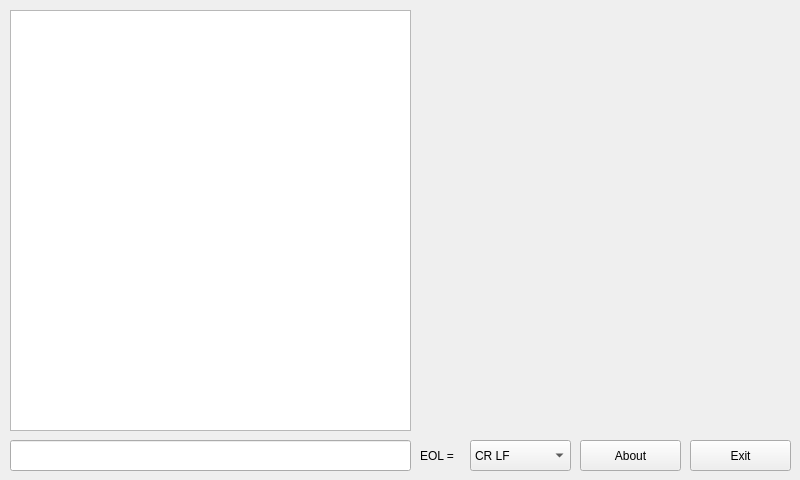
Qt form desktop/mainwindow.ui (prusnak/audioport) before a commit.
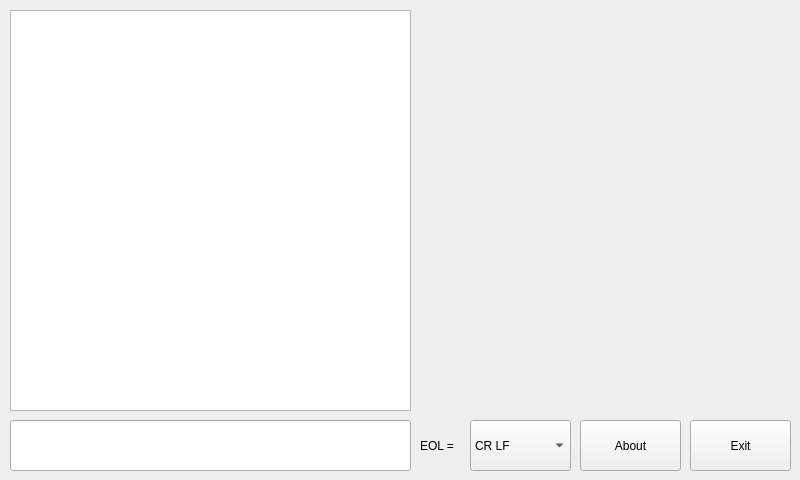
The same form after that commit. Icons and pictures are not drawn.

Commit message: make UI more N900 friendly

What changed in the file:
```diff
--- a/desktop/mainwindow.ui
+++ b/desktop/mainwindow.ui
@@ -22,9 +22,9 @@
     <property name="geometry">
      <rect>
       <x>10</x>
-      <y>440</y>
+      <y>420</y>
       <width>401</width>
-      <height>31</height>
+      <height>51</height>
      </rect>
     </property>
    </widget>
@@ -34,7 +34,7 @@
       <x>10</x>
       <y>10</y>
       <width>401</width>
-      <height>421</height>
+      <height>401</height>
      </rect>
     </property>
     <property name="selectionMode">
@@ -45,9 +45,9 @@
     <property name="geometry">
      <rect>
       <x>470</x>
-      <y>440</y>
+      <y>420</y>
       <width>101</width>
-      <height>31</height>
+      <height>51</height>
      </rect>
     </property>
     <property name="currentIndex">
@@ -78,9 +78,9 @@
     <property name="geometry">
      <rect>
       <x>420</x>
-      <y>440</y>
+      <y>420</y>
       <width>51</width>
-      <height>31</height>
+      <height>51</height>
      </rect>
     </property>
     <property name="text">
@@ -91,9 +91,9 @@
     <property name="geometry">
      <rect>
       <x>690</x>
-      <y>440</y>
+      <y>420</y>
       <width>101</width>
-      <height>31</height>
+      <height>51</height>
      </rect>
     </property>
     <property name="text">
@@ -104,9 +104,9 @@
     <property name="geometry">
      <rect>
       <x>580</x>
-      <y>440</y>
+      <y>420</y>
       <width>101</width>
-      <height>31</height>
+      <height>51</height>
      </rect>
     </property>
     <property name="text">
```
The commit also changes 3 other files.
